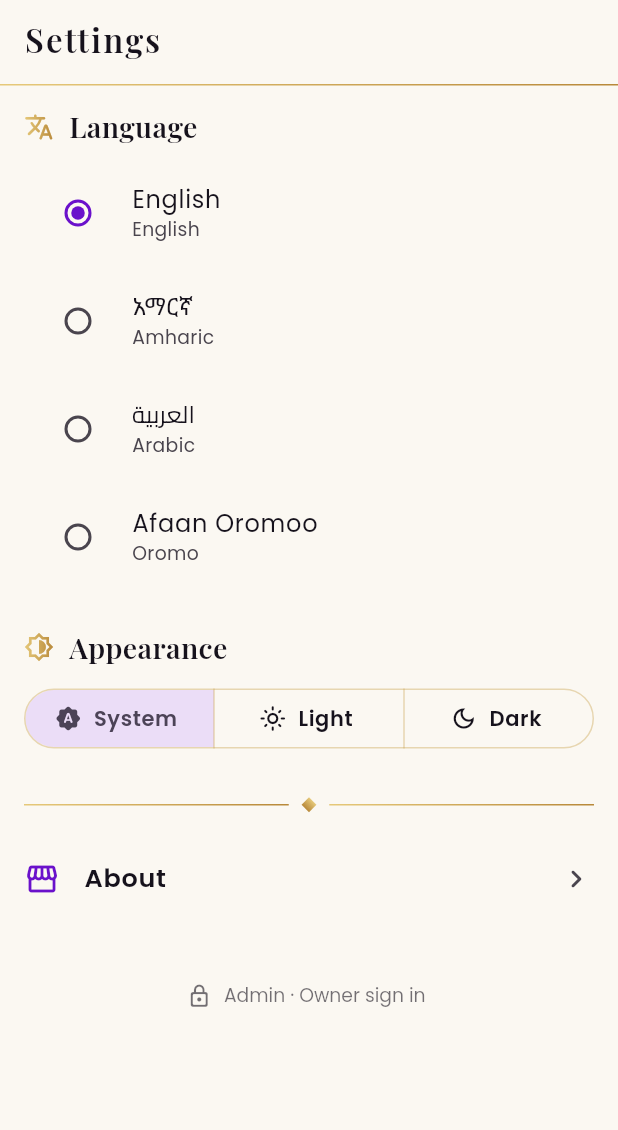
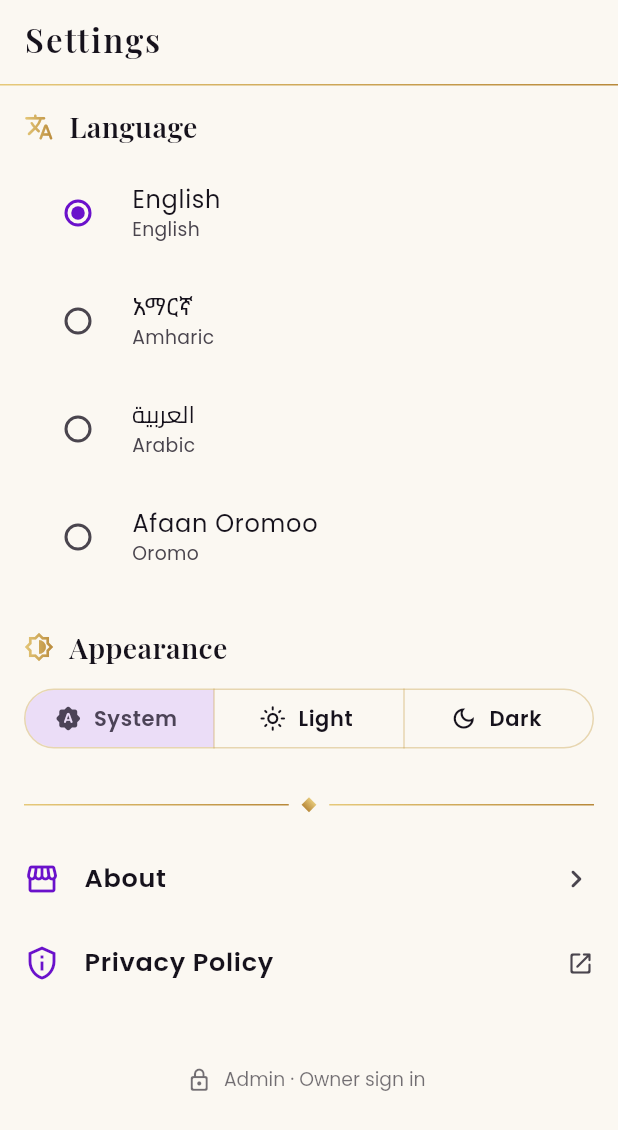
Before and after one commit to mededfami127-web/Amusheriff, a Flutter app: the SettingsPage screen opened by its route, on a phone screen of 412 x 824 dp. Shown: the top 1130 px of the screen. Run offline on Flutter 3.47's test engine with Material 3 defaults, Android fonts, the phone set to English and light mode, and no system bars; our stand-ins replace cached_network_image, connectivity_plus, flutter_animate, flutter_image_compress, flutter_riverpod, flutter_secure_storage and 8 more; missing offline and left inert: video_compress; accounts and stored records are empty; generated files the repository leaves out were written again; statements that could not run were skipped.

Commit message:
feat(settings): open the published privacy policy from a localized row, with the policy page in docs

```diff
--- a/lib/core/config/app_config.dart
+++ b/lib/core/config/app_config.dart
@@ -38,6 +38,11 @@ class AppConfig {
 
   bool get hasSentry => sentryDsn.isNotEmpty;
 
+  /// The privacy policy the Settings row opens. Also mirrored as a static page
+  /// in `docs/privacy/index.html` for the store listing.
+  static const String privacyPolicyUrl =
+      'https://sites.google.com/view/amusheriff-privacy/home';
+
   /// Tables the storefront subscribes to. Keeping the list in one place makes
   /// the realtime wiring auditable.
   static const List<String> realtimeTables = <String>[
--- a/lib/core/l10n/overridable_localizations.dart
+++ b/lib/core/l10n/overridable_localizations.dart
@@ -1035,6 +1035,10 @@ class OverridableAppLocalizations extends AppLocalizations {
       _text('settingsLanguage', _base.settingsLanguage);
 
   @override
+  String get settingsPrivacyPolicy =>
+      _text('settingsPrivacyPolicy', _base.settingsPrivacyPolicy);
+
+  @override
   String get settingsTheme => _text('settingsTheme', _base.settingsTheme);
 
   @override
--- a/lib/features/settings/presentation/pages/settings_page.dart
+++ b/lib/features/settings/presentation/pages/settings_page.dart
@@ -2,11 +2,13 @@ import 'package:flutter/material.dart';
 import 'package:flutter_riverpod/flutter_riverpod.dart';
 import 'package:go_router/go_router.dart';
 
+import '../../../../core/config/app_config.dart';
 import '../../../../core/l10n/generated/app_localizations.dart';
 import '../../../../core/router/routes.dart';
 import '../../../../core/theme/brand_colors.dart';
 import '../../../../core/theme/gradients.dart';
 import '../../../../core/theme/typography.dart';
+import '../../../../core/utils/launcher.dart';
 import '../../../../core/widgets/app_scaffold.dart';
 import '../../../../core/widgets/gold_divider.dart';
 import '../../../admin/presentation/providers/admin_gate_providers.dart';
@@ -134,6 +136,28 @@ class SettingsPage extends ConsumerWidget {
             trailing: const Icon(Icons.chevron_right_rounded),
             onTap: () => context.push(Routes.about),
           ),
+          ListTile(
+            contentPadding: EdgeInsets.zero,
+            leading: Icon(
+              Icons.privacy_tip_outlined,
+              color: dark ? BrandColors.goldLight : BrandColors.royalViolet,
+            ),
+            title: Text(
+              l10n.settingsPrivacyPolicy,
+              style: BrandTypography.titleMedium,
+            ),
+            trailing: const Icon(Icons.open_in_new_rounded, size: 18),
+            onTap: () => ref
+                .read(linkLauncherProvider)
+                .openWeb(AppConfig.privacyPolicyUrl)
+                .then((bool ok) {
+                  if (!ok && context.mounted) {
+                    ScaffoldMessenger.of(context).showSnackBar(
+                      SnackBar(content: Text(l10n.contactLaunchFailed)),
+                    );
+                  }
+                }),
+          ),
           const SizedBox(height: 26),
           // Discreet owner entry — the same username/password panel the logo's
           // five taps open, so there is one door and one set of credentials.
--- a/lib/l10n/app_am.arb
+++ b/lib/l10n/app_am.arb
@@ -232,6 +232,7 @@
   "settingsAdminEntry": "አስተዳዳሪ",
   "settingsAdminHint": "የባለቤት መግቢያ",
   "settingsLanguage": "ቋንቋ",
+  "settingsPrivacyPolicy": "የግላዊነት ፖሊሲ",
   "settingsTheme": "አቀራረብ",
   "settingsThemeDark": "ጨለማ",
   "settingsThemeLight": "ብሩህ",
--- a/lib/l10n/app_ar.arb
+++ b/lib/l10n/app_ar.arb
@@ -232,6 +232,7 @@
   "settingsAdminEntry": "الإدارة",
   "settingsAdminHint": "دخول المالك",
   "settingsLanguage": "اللغة",
+  "settingsPrivacyPolicy": "سياسة الخصوصية",
   "settingsTheme": "المظهر",
   "settingsThemeDark": "داكن",
   "settingsThemeLight": "فاتح",
--- a/lib/l10n/app_en.arb
+++ b/lib/l10n/app_en.arb
@@ -358,6 +358,7 @@
   "settingsAdminEntry": "Admin",
   "settingsAdminHint": "Owner sign in",
   "settingsLanguage": "Language",
+  "settingsPrivacyPolicy": "Privacy Policy",
   "settingsTheme": "Appearance",
   "settingsThemeDark": "Dark",
   "settingsThemeLight": "Light",
--- a/lib/l10n/app_om.arb
+++ b/lib/l10n/app_om.arb
@@ -234,6 +234,7 @@
   "settingsAdminEntry": "Bulchaa",
   "settingsAdminHint": "Seensa abbaa qabeenyaa",
   "settingsLanguage": "Afaan",
+  "settingsPrivacyPolicy": "Imaammata Dhuunfaa",
   "settingsTheme": "Mul'ata",
   "settingsThemeDark": "Dukkana",
   "settingsThemeLight": "Ifaa",
--- a/pubspec.yaml
+++ b/pubspec.yaml
@@ -66,6 +66,8 @@ dev_dependencies:
   freezed: ^4.0.0
   json_serializable: ^6.14.0
   mocktail: ^1.0.4
+  # The test seam for url_launcher: a fake UrlLauncherPlatform instance.
+  url_launcher_platform_interface: ^2.3.2
   flutter_launcher_icons: ^0.14.4
   flutter_native_splash: ^2.4.6
 
```
Also changed, not shown: lib/core/l10n/text_catalog.dart (+10 -0 lines), lib/core/l10n/generated/app_localizations.dart, lib/core/l10n/generated/app_localizations_am.dart, lib/core/l10n/generated/app_localizations_ar.dart, lib/core/l10n/generated/app_localizations_en.dart, lib/core/l10n/generated/app_localizations_om.dart, pubspec.lock, 2 other files.
